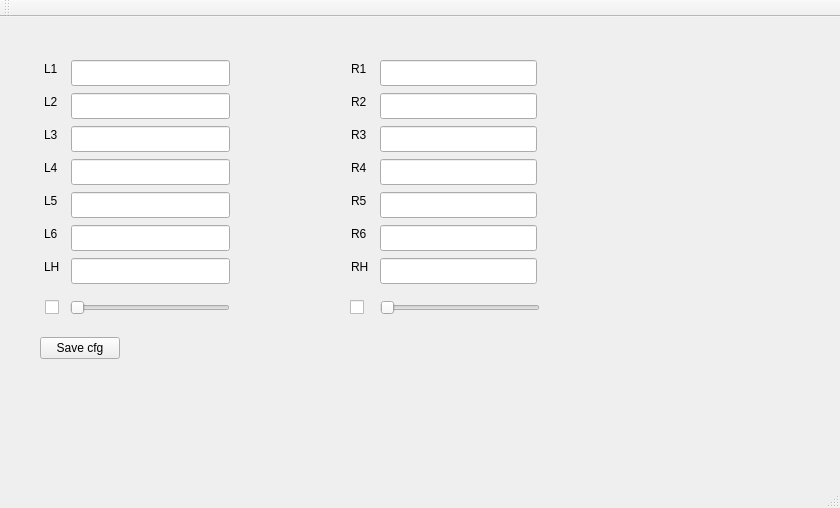
Above: mainwindow.ui from victor29z/exo-master-control before the change. Below: the same form after it.
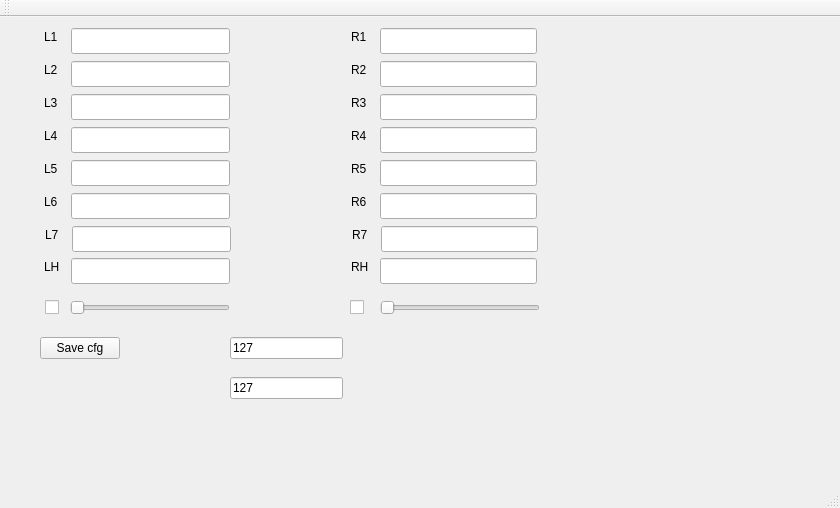
That is the form after the change.

The edit to the form file:
```diff
--- a/mainwindow.ui
+++ b/mainwindow.ui
@@ -18,7 +18,7 @@
     <property name="geometry">
      <rect>
       <x>71</x>
-      <y>142</y>
+      <y>110</y>
       <width>159</width>
       <height>26</height>
      </rect>
@@ -28,7 +28,7 @@
     <property name="geometry">
      <rect>
       <x>44</x>
-      <y>76</y>
+      <y>44</y>
       <width>18</width>
       <height>18</height>
      </rect>
@@ -41,7 +41,7 @@
     <property name="geometry">
      <rect>
       <x>71</x>
-      <y>109</y>
+      <y>77</y>
       <width>159</width>
       <height>26</height>
      </rect>
@@ -64,7 +64,7 @@
     <property name="geometry">
      <rect>
       <x>71</x>
-      <y>76</y>
+      <y>44</y>
       <width>159</width>
       <height>26</height>
      </rect>
@@ -84,7 +84,7 @@
     <property name="geometry">
      <rect>
       <x>44</x>
-      <y>208</y>
+      <y>176</y>
       <width>18</width>
       <height>18</height>
      </rect>
@@ -97,7 +97,7 @@
     <property name="geometry">
      <rect>
       <x>44</x>
-      <y>142</y>
+      <y>110</y>
       <width>18</width>
       <height>18</height>
      </rect>
@@ -110,7 +110,7 @@
     <property name="geometry">
      <rect>
       <x>71</x>
-      <y>43</y>
+      <y>11</y>
       <width>159</width>
       <height>26</height>
      </rect>
@@ -120,7 +120,7 @@
     <property name="geometry">
      <rect>
       <x>71</x>
-      <y>175</y>
+      <y>143</y>
       <width>159</width>
       <height>26</height>
      </rect>
@@ -130,7 +130,7 @@
     <property name="geometry">
      <rect>
       <x>71</x>
-      <y>208</y>
+      <y>176</y>
       <width>159</width>
       <height>26</height>
      </rect>
@@ -140,7 +140,7 @@
     <property name="geometry">
      <rect>
       <x>44</x>
-      <y>175</y>
+      <y>143</y>
       <width>18</width>
       <height>18</height>
      </rect>
@@ -153,7 +153,7 @@
     <property name="geometry">
      <rect>
       <x>44</x>
-      <y>109</y>
+      <y>77</y>
       <width>18</width>
       <height>18</height>
      </rect>
@@ -166,7 +166,7 @@
     <property name="geometry">
      <rect>
       <x>44</x>
-      <y>43</y>
+      <y>11</y>
       <width>18</width>
       <height>18</height>
      </rect>
@@ -179,7 +179,7 @@
     <property name="geometry">
      <rect>
       <x>380</x>
-      <y>175</y>
+      <y>143</y>
       <width>157</width>
       <height>26</height>
      </rect>
@@ -189,7 +189,7 @@
     <property name="geometry">
      <rect>
       <x>380</x>
-      <y>142</y>
+      <y>110</y>
       <width>157</width>
       <height>26</height>
      </rect>
@@ -199,7 +199,7 @@
     <property name="geometry">
      <rect>
       <x>351</x>
-      <y>175</y>
+      <y>143</y>
       <width>20</width>
       <height>18</height>
      </rect>
@@ -212,7 +212,7 @@
     <property name="geometry">
      <rect>
       <x>380</x>
-      <y>43</y>
+      <y>11</y>
       <width>157</width>
       <height>26</height>
      </rect>
@@ -222,7 +222,7 @@
     <property name="geometry">
      <rect>
       <x>380</x>
-      <y>76</y>
+      <y>44</y>
       <width>157</width>
       <height>26</height>
      </rect>
@@ -232,7 +232,7 @@
     <property name="geometry">
      <rect>
       <x>380</x>
-      <y>109</y>
+      <y>77</y>
       <width>157</width>
       <height>26</height>
      </rect>
@@ -242,7 +242,7 @@
     <property name="geometry">
      <rect>
       <x>351</x>
-      <y>142</y>
+      <y>110</y>
       <width>20</width>
       <height>18</height>
      </rect>
@@ -265,7 +265,7 @@
     <property name="geometry">
      <rect>
       <x>351</x>
-      <y>109</y>
+      <y>77</y>
       <width>20</width>
       <height>18</height>
      </rect>
@@ -278,7 +278,7 @@
     <property name="geometry">
      <rect>
       <x>351</x>
-      <y>76</y>
+      <y>44</y>
       <width>20</width>
       <height>18</height>
      </rect>
@@ -291,7 +291,7 @@
     <property name="geometry">
      <rect>
       <x>351</x>
-      <y>43</y>
+      <y>11</y>
       <width>20</width>
       <height>18</height>
      </rect>
@@ -304,7 +304,7 @@
     <property name="geometry">
      <rect>
       <x>380</x>
-      <y>208</y>
+      <y>176</y>
       <width>157</width>
       <height>26</height>
      </rect>
@@ -314,7 +314,7 @@
     <property name="geometry">
      <rect>
       <x>351</x>
-      <y>208</y>
+      <y>176</y>
       <width>20</width>
       <height>18</height>
      </rect>
@@ -407,6 +407,91 @@
      <string>Save cfg</string>
     </property>
    </widget>
+   <widget class="QLabel" name="label_15">
+    <property name="geometry">
+     <rect>
+      <x>240</x>
+      <y>282</y>
+      <width>59</width>
+      <height>14</height>
+     </rect>
+    </property>
+    <property name="text">
+     <string/>
+    </property>
+   </widget>
+   <widget class="QLineEdit" name="lineEdit_l7">
+    <property name="geometry">
+     <rect>
+      <x>72</x>
+      <y>209</y>
+      <width>159</width>
+      <height>26</height>
+     </rect>
+    </property>
+   </widget>
+   <widget class="QLineEdit" name="lineEdit_r7">
+    <property name="geometry">
+     <rect>
+      <x>381</x>
+      <y>209</y>
+      <width>157</width>
+      <height>26</height>
+     </rect>
+    </property>
+   </widget>
+   <widget class="QLabel" name="label_16">
+    <property name="geometry">
+     <rect>
+      <x>352</x>
+      <y>209</y>
+      <width>20</width>
+      <height>18</height>
+     </rect>
+    </property>
+    <property name="text">
+     <string>R7</string>
+    </property>
+   </widget>
+   <widget class="QLabel" name="label_17">
+    <property name="geometry">
+     <rect>
+      <x>45</x>
+      <y>209</y>
+      <width>18</width>
+      <height>18</height>
+     </rect>
+    </property>
+    <property name="text">
+     <string>L7</string>
+    </property>
+   </widget>
+   <widget class="QLineEdit" name="lineEdit_v">
+    <property name="geometry">
+     <rect>
+      <x>230</x>
+      <y>320</y>
+      <width>113</width>
+      <height>22</height>
+     </rect>
+    </property>
+    <property name="text">
+     <string>127</string>
+    </property>
+   </widget>
+   <widget class="QLineEdit" name="lineEdit_F">
+    <property name="geometry">
+     <rect>
+      <x>230</x>
+      <y>360</y>
+      <width>113</width>
+      <height>22</height>
+     </rect>
+    </property>
+    <property name="text">
+     <string>127</string>
+    </property>
+   </widget>
   </widget>
   <widget class="QMenuBar" name="menuBar">
    <property name="geometry">
```
Left out of the diff: 19 changed lines with no effect on the pictures.
